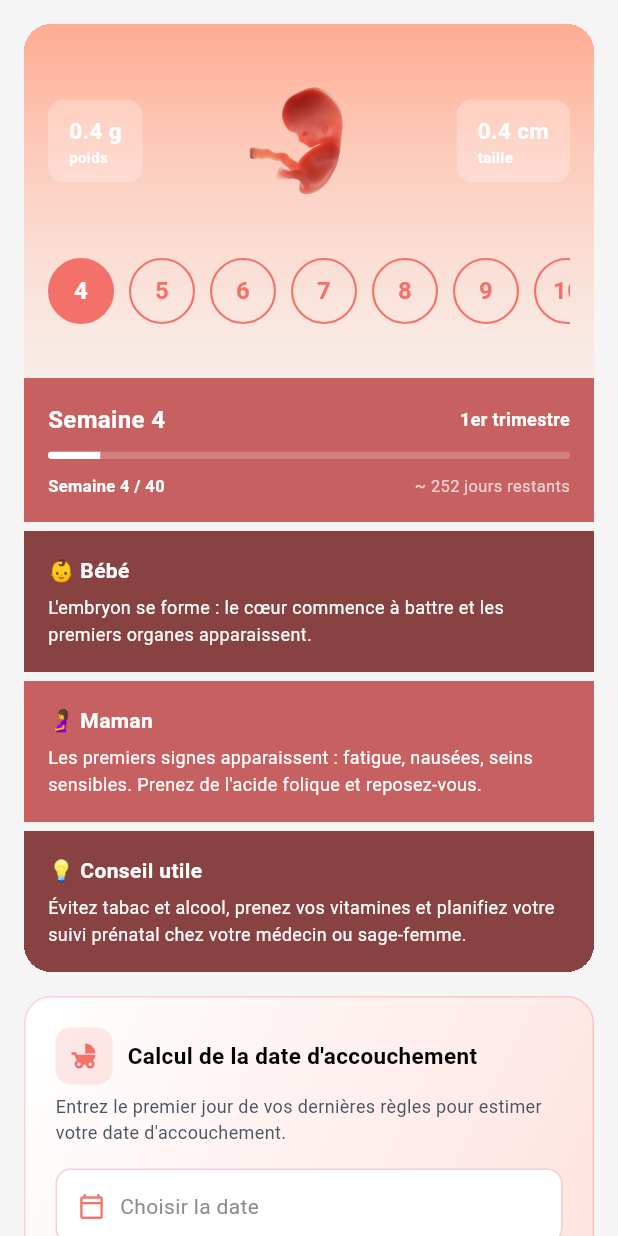
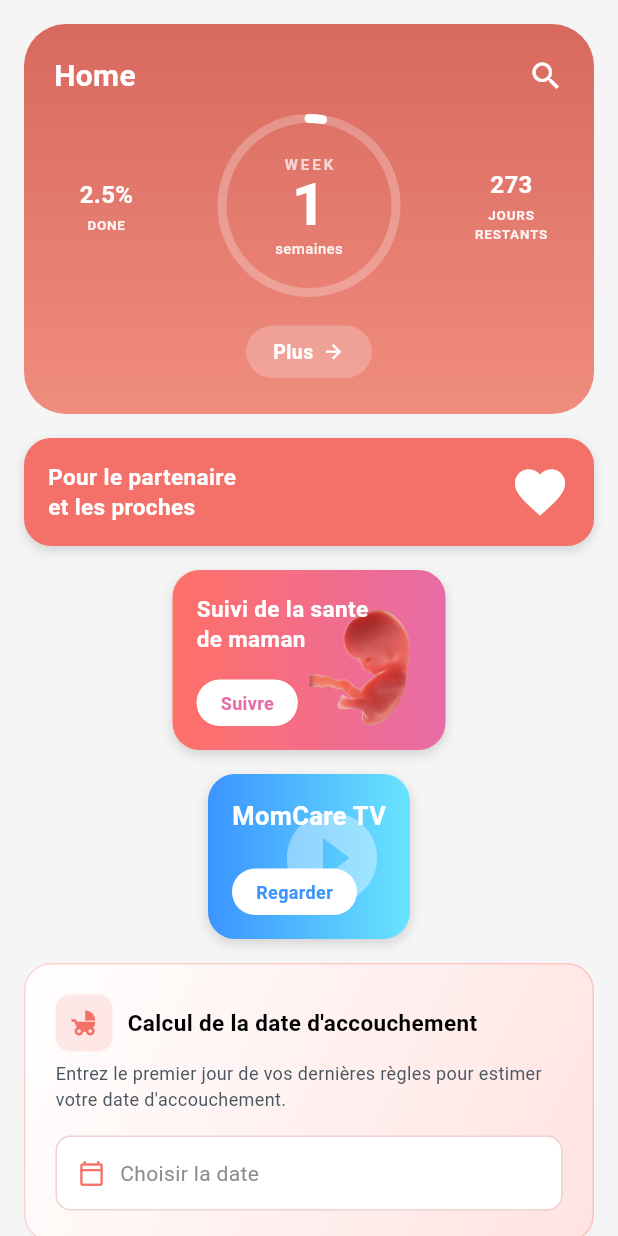
Before and after one commit to pfemoonbou-netizen/medicaclic, a Flutter app: the PregnancyTab widget shown alone on an empty page, opened directly, on a phone screen of 412 x 824 dp. Run offline on Flutter 3.47's test engine with Material 3 defaults, Android fonts, the phone set to English and light mode, and no system bars; our stand-ins replace file_picker, flutter_map, geolocator, go_router, image_picker, latlong2 and 2 more; accounts and stored records are empty; network calls fail.

Commit message:
Ecran d'accueil MomCare dans Yemma/Grossesse
- En-tete corail avec anneau de progression (semaine, jours restants, % fait)
- Cartes Partenaire, Suivi sante maman (avec foetus), MomCare TV
- Recree le design maquette proprement sans images reseau

Co-Authored-By: Claude Opus 4.6 <noreply@anthropic.com>
Claude-Session: https://claude.ai/code/session_011W2p4idtsPLUqPjXsb6riq

```diff
--- /dev/null
+++ b/lib/screens/yemma/widgets/momcare_home.dart
@@ -0,0 +1,238 @@
+import 'package:flutter/material.dart';
+import 'dart:math' as math;
+
+/// Ecran d'accueil "MomCare" : en-tete corail avec anneau de progression
+/// de la grossesse + cartes (partenaire, suivi sante, MomCare TV).
+/// Recree proprement le design maquette (sans les images reseau Codeless).
+class MomCareHome extends StatelessWidget {
+  final int currentWeek;
+  const MomCareHome({super.key, required this.currentWeek});
+
+  @override
+  Widget build(BuildContext context) {
+    final week = currentWeek <= 0 ? 1 : currentWeek;
+    final int clampedWeek = week.clamp(1, 40).toInt();
+    final int daysToGo = ((40 - clampedWeek) * 7).clamp(0, 280).toInt();
+    final double donePercent = clampedWeek / 40 * 100;
+
+    return Column(
+      children: [
+        _header(clampedWeek, daysToGo, donePercent),
+        const SizedBox(height: 16),
+        _partnerCard(),
+        const SizedBox(height: 16),
+        _trackingCard(),
+        const SizedBox(height: 16),
+        _momCareTvCard(),
+      ],
+    );
+  }
+
+  // ---- En-tete corail avec anneau de progression ----
+  Widget _header(int week, int daysToGo, double donePercent) {
+    return Container(
+      padding: const EdgeInsets.fromLTRB(20, 20, 20, 24),
+      decoration: BoxDecoration(
+        borderRadius: BorderRadius.circular(28),
+        gradient: const LinearGradient(
+          begin: Alignment.topCenter,
+          end: Alignment.bottomCenter,
+          colors: [Color(0xFFD8695F), Color(0xFFF08D7F)],
+        ),
+      ),
+      child: Column(
+        children: [
+          Row(
+            mainAxisAlignment: MainAxisAlignment.spaceBetween,
+            children: const [
+              Text('Home', style: TextStyle(color: Colors.white, fontSize: 20, fontWeight: FontWeight.w700)),
+              Icon(Icons.search, color: Colors.white, size: 24),
+            ],
+          ),
+          const SizedBox(height: 8),
+          Row(
+            mainAxisAlignment: MainAxisAlignment.spaceBetween,
+            crossAxisAlignment: CrossAxisAlignment.center,
+            children: [
+              _sideStat('${donePercent.toStringAsFixed(1)}%', 'DONE'),
+              SizedBox(
+                width: 128,
+                height: 128,
+                child: CustomPaint(
+                  painter: _RingPainter(progress: week / 40),
+                  child: Center(
+                    child: Column(
+                      mainAxisSize: MainAxisSize.min,
+                      children: [
+                        const Text('WEEK', style: TextStyle(color: Colors.white70, fontSize: 10, fontWeight: FontWeight.w600, letterSpacing: 2)),
+                        Text('$week', style: const TextStyle(color: Colors.white, fontSize: 40, fontWeight: FontWeight.w600, height: 1.0)),
+                        const SizedBox(height: 2),
+                        Text('semaines', style: TextStyle(color: Colors.white.withValues(alpha: 0.9), fontSize: 10, fontWeight: FontWeight.w500)),
+                      ],
+                    ),
+                  ),
+                ),
+              ),
+              _sideStat('$daysToGo', 'JOURS RESTANTS'),
+            ],
+          ),
+          const SizedBox(height: 16),
+          Container(
+            padding: const EdgeInsets.symmetric(horizontal: 18, vertical: 8),
+            decoration: BoxDecoration(color: Colors.white.withValues(alpha: 0.22), borderRadius: BorderRadius.circular(20)),
+            child: const Row(
+              mainAxisSize: MainAxisSize.min,
+              children: [
+                Text('Plus', style: TextStyle(color: Colors.white, fontSize: 13, fontWeight: FontWeight.w600)),
+                SizedBox(width: 6),
+                Icon(Icons.arrow_forward, color: Colors.white, size: 15),
+              ],
+            ),
+          ),
+        ],
+      ),
+    );
+  }
+
+  Widget _sideStat(String value, String label) {
+    return SizedBox(
+      width: 70,
+      child: Column(
+        children: [
+          Text(value, textAlign: TextAlign.center, style: const TextStyle(color: Colors.white, fontSize: 16, fontWeight: FontWeight.w700)),
+          const SizedBox(height: 2),
+          Text(label, textAlign: TextAlign.center, style: TextStyle(color: Colors.white.withValues(alpha: 0.9), fontSize: 9, fontWeight: FontWeight.w600, letterSpacing: 0.5)),
+        ],
+      ),
+    );
+  }
+
+  // ---- Carte "Pour le partenaire" ----
+  Widget _partnerCard() {
+    return Container(
+      padding: const EdgeInsets.all(16),
+      decoration: BoxDecoration(
+        color: const Color(0xFFF4716A),
+        borderRadius: BorderRadius.circular(18),
+        boxShadow: const [BoxShadow(color: Color(0x22000000), offset: Offset(0, 3), blurRadius: 6)],
+      ),
+      child: Row(
+        children: const [
+          Expanded(
+            child: Text('Pour le partenaire\net les proches', style: TextStyle(color: Colors.white, fontSize: 15, fontWeight: FontWeight.w700, height: 1.3)),
+          ),
+          Icon(Icons.favorite, color: Colors.white, size: 40),
+        ],
+      ),
+    );
+  }
+
+  // ---- Carte "Suivi sante maman" ----
+  Widget _trackingCard() {
+    return Container(
+      height: 120,
+      clipBehavior: Clip.hardEdge,
+      decoration: BoxDecoration(
+        borderRadius: BorderRadius.circular(18),
+        boxShadow: const [BoxShadow(color: Color(0x22000000), offset: Offset(0, 3), blurRadius: 6)],
+        gradient: const LinearGradient(colors: [Color(0xFFFF7068), Color(0xFFE86BA7)]),
+      ),
+      child: Stack(
+        children: [
+          Positioned(
+            right: -10,
+            bottom: -10,
+            child: Opacity(
+              opacity: 0.85,
+              child: Image.asset('assets/images/yemma/foetus.png', width: 130, height: 130, fit: BoxFit.contain,
+                errorBuilder: (c, e, s) => const Icon(Icons.pregnant_woman, color: Colors.white24, size: 90)),
+            ),
+          ),
+          Padding(
+            padding: const EdgeInsets.all(16),
+            child: Column(
+              crossAxisAlignment: CrossAxisAlignment.start,
+              mainAxisAlignment: MainAxisAlignment.spaceBetween,
+              children: [
+                const SizedBox(
+                  width: 150,
+                  child: Text('Suivi de la sante\nde maman', style: TextStyle(color: Colors.white, fontSize: 15, fontWeight: FontWeight.w700, height: 1.3)),
+                ),
+                Container(
+                  padding: const EdgeInsets.symmetric(horizontal: 16, vertical: 7),
+                  decoration: BoxDecoration(color: Colors.white, borderRadius: BorderRadius.circular(20)),
+                  child: const Text('Suivre', style: TextStyle(color: Color(0xFFE86BA7), fontSize: 12, fontWeight: FontWeight.w700)),
+                ),
+              ],
+            ),
+          ),
+        ],
+      ),
+    );
+  }
+
+  // ---- Carte "MomCare TV" ----
+  Widget _momCareTvCard() {
+    return Container(
+      height: 110,
+      clipBehavior: Clip.hardEdge,
+      decoration: BoxDecoration(
+        borderRadius: BorderRadius.circular(18),
+        boxShadow: const [BoxShadow(color: Color(0x22000000), offset: Offset(0, 3), blurRadius: 6)],
+        gradient: const LinearGradient(colors: [Color(0xFF3A94FF), Color(0xFF69E4FF)]),
+      ),
+      child: Stack(
+        children: [
+          const Positioned(right: 16, top: 20, child: Icon(Icons.play_circle_fill, color: Colors.white38, size: 72)),
+          Padding(
+            padding: const EdgeInsets.all(16),
+            child: Column(
+              crossAxisAlignment: CrossAxisAlignment.start,
+              mainAxisAlignment: MainAxisAlignment.spaceBetween,
+              children: [
+                const Text('MomCare TV', style: TextStyle(color: Colors.white, fontSize: 17, fontWeight: FontWeight.w700)),
+                Container(
+                  padding: const EdgeInsets.symmetric(horizontal: 16, vertical: 7),
+                  decoration: BoxDecoration(color: Colors.white, borderRadius: BorderRadius.circular(20)),
+                  child: const Text('Regarder', style: TextStyle(color: Color(0xFF3A94FF), fontSize: 12, fontWeight: FontWeight.w700)),
+                ),
+              ],
+            ),
+          ),
+        ],
+      ),
+    );
+  }
+}
+
+class _RingPainter extends CustomPainter {
+  final double progress;
+  _RingPainter({required this.progress});
+
+  @override
+  void paint(Canvas canvas, Size size) {
+    final center = Offset(size.width / 2, size.height / 2);
+    final radius = size.width / 2 - 6;
+    final bg = Paint()
+      ..color = Colors.white.withValues(alpha: 0.25)
+      ..style = PaintingStyle.stroke
+      ..strokeWidth = 6
+      ..strokeCap = StrokeCap.round;
+    final fg = Paint()
+      ..color = Colors.white
+      ..style = PaintingStyle.stroke
+      ..strokeWidth = 6
+      ..strokeCap = StrokeCap.round;
+    canvas.drawCircle(center, radius, bg);
+    canvas.drawArc(
+      Rect.fromCircle(center: center, radius: radius),
+      -math.pi / 2,
+      2 * math.pi * progress.clamp(0.0, 1.0),
+      false,
+      fg,
+    );
+  }
+
+  @override
+  bool shouldRepaint(_RingPainter old) => old.progress != progress;
+}
--- a/lib/screens/yemma/widgets/pregnancy_tab.dart
+++ b/lib/screens/yemma/widgets/pregnancy_tab.dart
@@ -2,7 +2,7 @@ import 'package:flutter/material.dart';
 import 'package:provider/provider.dart';
 import '../../../providers/yemma_provider.dart';
 import '../yemma_theme.dart';
-import 'pregnancy_tracker.dart';
+import 'momcare_home.dart';
 
 class PregnancyTab extends StatelessWidget {
   const PregnancyTab({super.key});
@@ -15,7 +15,7 @@ class PregnancyTab extends StatelessWidget {
       return ListView(
         padding: const EdgeInsets.all(16),
         children: [
-          PregnancyTracker(currentWeek: yemma.pregnancyWeek),
+          MomCareHome(currentWeek: yemma.pregnancyWeek),
           const SizedBox(height: 16),
           const _DueDateCalculator(),
           const SizedBox(height: 20),
@@ -47,7 +47,7 @@ class PregnancyTab extends StatelessWidget {
     return ListView(
       padding: const EdgeInsets.all(16),
       children: [
-        PregnancyTracker(currentWeek: yemma.pregnancyWeek),
+        MomCareHome(currentWeek: yemma.pregnancyWeek),
         const SizedBox(height: 16),
         const _DueDateCalculator(),
         const SizedBox(height: 16),
```
